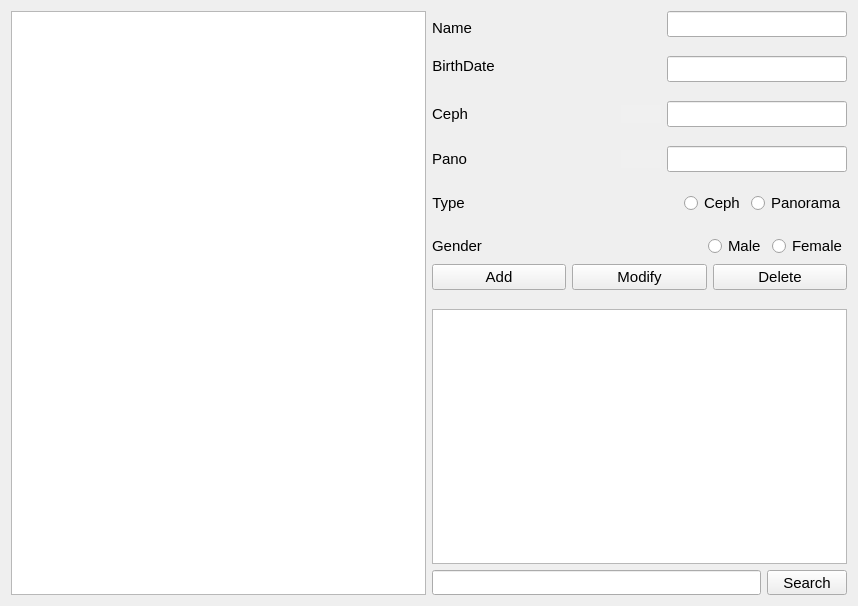
First picture: the form in TeamUnsigned/xraydb.ui, repository jshs214/Qt_Dental_ImageProcessing_SW, before the edit.
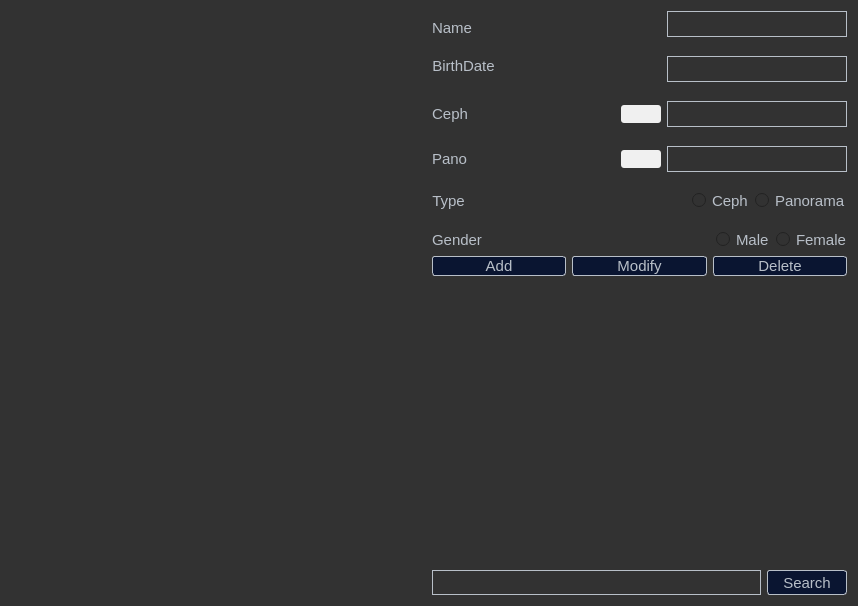
Second picture: the form after the edit.

```diff
--- a/TeamUnsigned/xraydb.ui
+++ b/TeamUnsigned/xraydb.ui
@@ -19,7 +19,83 @@
    <string>XrayDB</string>
   </property>
   <property name="styleSheet">
-   <string notr="true"/>
+   <string notr="true">QWidget{
+background-color: rgb(50,50,50);
+color: rgb(184,191,200);
+border: none;
+}
+QToolButton{
+color: rgb(184,191,200);
+}
+QToolButton:hover
+{
+border: 2px solid red;
+background-color: rgb(103, 104, 114);
+}
+QToolButton:pressed
+{
+background-color: rgb(35,190,212);
+color: rgb(255, 255, 255);
+}
+QLineEdit{
+border: 1px solid rgb(184,191,200);
+color: rgb(184,191,200);
+font: 11pt &quot;맑은 고딕&quot;;
+
+}
+QLabel{
+color: rgb(184,191,200);
+QLabel::setAlignment (Qt::AlignVCenter );
+QLabel::setAlignment (Qt::AlignHCenter );
+}
+QPushButton{
+color: rgb(184,191,200);
+background-color: rgb(10, 21, 49);
+font: 11pt &quot;맑은 고딕&quot;;
+border: 1px solid rgb(184,191,200);
+border-radius: 3px;
+}
+QPushButton:hover
+{
+border: 2px solid red;
+background-color: rgb(103, 104, 114);
+}
+QPushButton:pressed
+{
+background-color: rgb(35,190,212);
+color: rgb(255, 255, 255);
+}
+
+QProgressBar{
+border: 1px solid rgb(184,191,200);
+color:rgb(200,200,200);
+border-bottom-right-radius: 10px;
+border-bottom-left-radius: 10px;
+border-top-right-radius: 10px;
+border-top-left-radius: 10px;
+text-align: center;
+}
+QProgressBar:chunk {
+border-bottom-right-radius: 10px;
+border-bottom-left-radius: 10px;
+border-top-right-radius: 10px;
+border-top-left-radius: 10px;
+background-color: qlineargradient(spread:pad, x1:0, y1:0.511364, x2:1, y2:0.523, stop:0 rgba(254, 121, 199, 255), stop:1 rgba(170, 85, 255, 255));
+}
+
+QListWidget::item {
+ border: 1px solid rgb(184,191,200);
+margin: 2px;
+
+}
+QListWidget::item::hover{
+background-color: rgb(103, 104, 114);
+}
+QListWidget::item::selected{
+background-color: rgb(31,75,95);
+
+color: rgb(255, 255, 255);
+}</string>
   </property>
   <layout class="QHBoxLayout" name="horizontalLayout_11">
    <item>
@@ -32,8 +108,11 @@
          <height>0</height>
         </size>
        </property>
+       <property name="styleSheet">
+        <string notr="true"/>
+       </property>
        <property name="alternatingRowColors">
-        <bool>true</bool>
+        <bool>false</bool>
        </property>
       </widget>
      </item>
@@ -570,7 +649,10 @@
              </property>
              <property name="font">
               <font>
-               <pointsize>12</pointsize>
+               <family>맑은 고딕</family>
+               <pointsize>11</pointsize>
+               <italic>false</italic>
+               <bold>false</bold>
               </font>
              </property>
             </widget>
```
